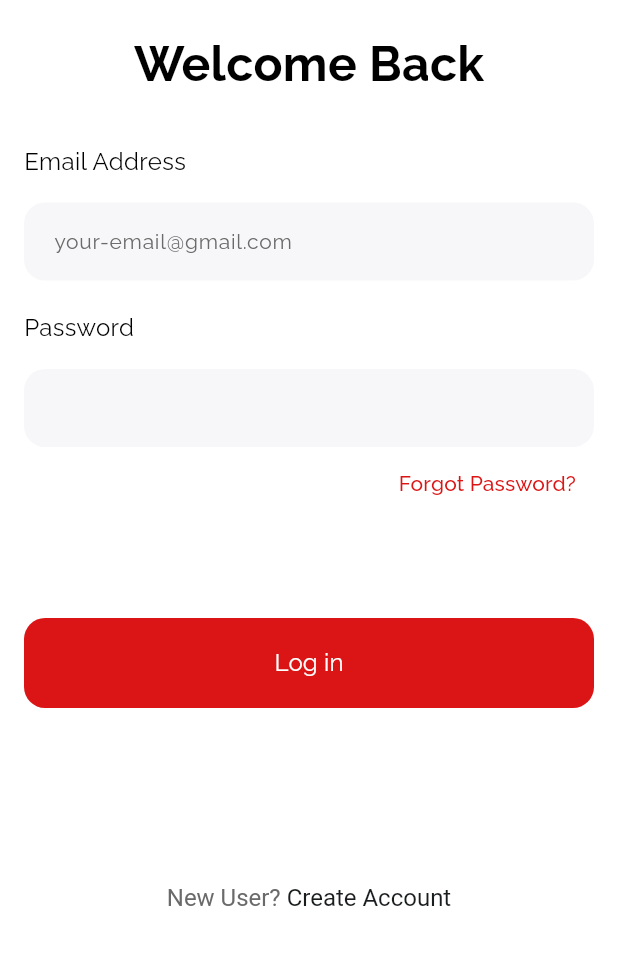
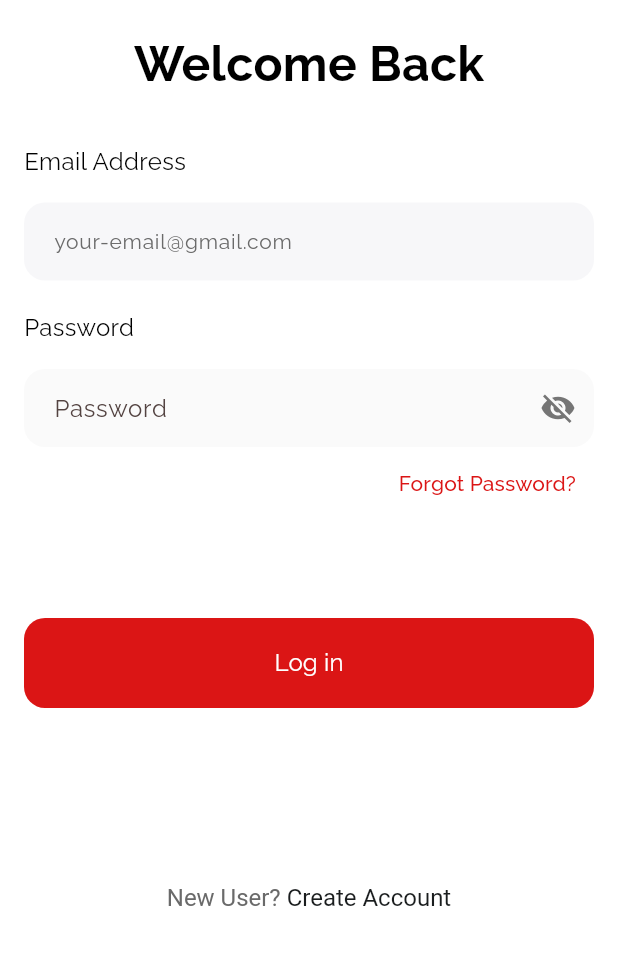
Before and after one commit to jayb24/carlogixmobile, a Flutter app: the screen it shows after launch, on a phone screen of 412 x 824 dp, the part 264-1229 px from its top. Run offline on Flutter 3.47's test engine with Material 3 defaults, Android fonts, the phone set to English and light mode, and no system bars; our stand-ins replace flutter_secure_storage, fluttertoast, google_fonts.

Commit message:
password toggle

```diff
--- a/lib/pages/login/login.dart
+++ b/lib/pages/login/login.dart
@@ -4,6 +4,7 @@ import 'package:flutter/gestures.dart';
 import 'package:flutter/material.dart';
 import 'package:google_fonts/google_fonts.dart';
 import 'package:carlogix_mobile/pages/login/forgot_password.dart';
+import 'package:carlogix_mobile/widgets/password_field.dart';
 
 class Login extends StatelessWidget {
   Login({super.key});
@@ -138,18 +139,17 @@ class Login extends StatelessWidget {
           ),
         ),
         const SizedBox(height: 16,),
-        TextField(
-          obscureText: true,
+        PasswordField(
           controller: _passwordController,
-          decoration: InputDecoration(
-            filled: true,
-            fillColor: const Color(0xffF7F7F9) ,
-            border: OutlineInputBorder(
-              borderSide: BorderSide.none,
-              borderRadius: BorderRadius.circular(14)
-            )
-          ),
-        )
+          labelText: 'Password',
+          validator: (value) {
+            if (value == null || value.isEmpty) {
+              return 'Please enter your password';
+            }
+            return null;
+          },
+          textInputAction: TextInputAction.done,
+        ),
       ],
     );
   }
--- a/lib/pages/profile/profile.dart
+++ b/lib/pages/profile/profile.dart
@@ -124,18 +124,6 @@ class _ProfilePageState extends State<ProfilePage> {
                   ),
                   const SizedBox(height: 40),
 
-                // Account management buttons
-                  _buildActionButton(
-                    'Change Password',
-                    Icons.lock_outline,
-                    () {
-                      // Navigate to change password page (to be implemented)
-                      ScaffoldMessenger.of(context).showSnackBar(
-                        const SnackBar(content: Text('Change Password - Coming soon!'))
-                      );
-                    },
-                  ),
-
                   // Sign out button
                   ElevatedButton.icon(
                     style: ElevatedButton.styleFrom(
--- /dev/null
+++ b/lib/widgets/password_field.dart
@@ -0,0 +1,70 @@
+// Create a new file: lib/widgets/password_field.dart
+
+import 'package:flutter/material.dart';
+import 'package:google_fonts/google_fonts.dart';
+
+class PasswordField extends StatefulWidget {
+  final TextEditingController controller;
+  final String labelText;
+  final String? Function(String?)? validator;
+  final bool autofocus;
+  final TextInputAction textInputAction;
+  final void Function(String)? onFieldSubmitted;
+  final FocusNode? focusNode;
+  final String? helperText;
+  final Widget? prefixIcon;
+
+  const PasswordField({
+    Key? key,
+    required this.controller,
+    required this.labelText,
+    this.validator,
+    this.autofocus = false,
+    this.textInputAction = TextInputAction.done,
+    this.onFieldSubmitted,
+    this.focusNode,
+    this.helperText,
+    this.prefixIcon,
+  }) : super(key: key);
+
+  @override
+  State<PasswordField> createState() => _PasswordFieldState();
+}
+
+class _PasswordFieldState extends State<PasswordField> {
+  bool _obscureText = true;
+
+  @override
+  Widget build(BuildContext context) {
+    return TextFormField(
+      controller: widget.controller,
+      obscureText: _obscureText,
+      validator: widget.validator,
+      autofocus: widget.autofocus,
+      textInputAction: widget.textInputAction,
+      onFieldSubmitted: widget.onFieldSubmitted,
+      focusNode: widget.focusNode,
+      style: GoogleFonts.raleway(
+        textStyle: const TextStyle(
+          fontSize: 16,
+        ),
+      ),
+      decoration: InputDecoration(
+        labelText: widget.labelText,
+        helperText: widget.helperText,
+        suffixIcon: IconButton(
+          icon: Icon(
+            _obscureText ? Icons.visibility_off : Icons.visibility,
+            color: Colors.grey.shade600,
+          ),
+          onPressed: () {
+            setState(() {
+              _obscureText = !_obscureText;
+            });
+          },
+          tooltip: _obscureText ? 'Show password' : 'Hide password',
+        ),
+      ),
+    );
+  }
+}
```
